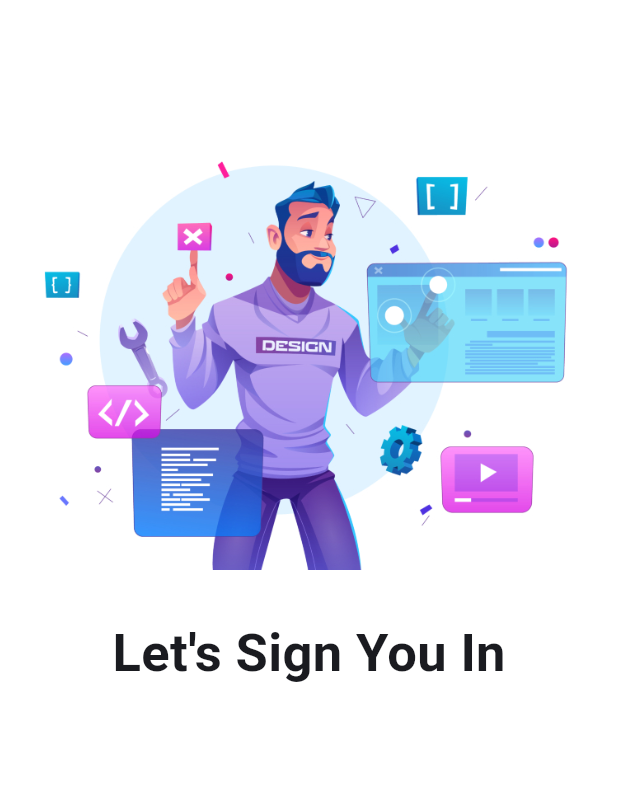
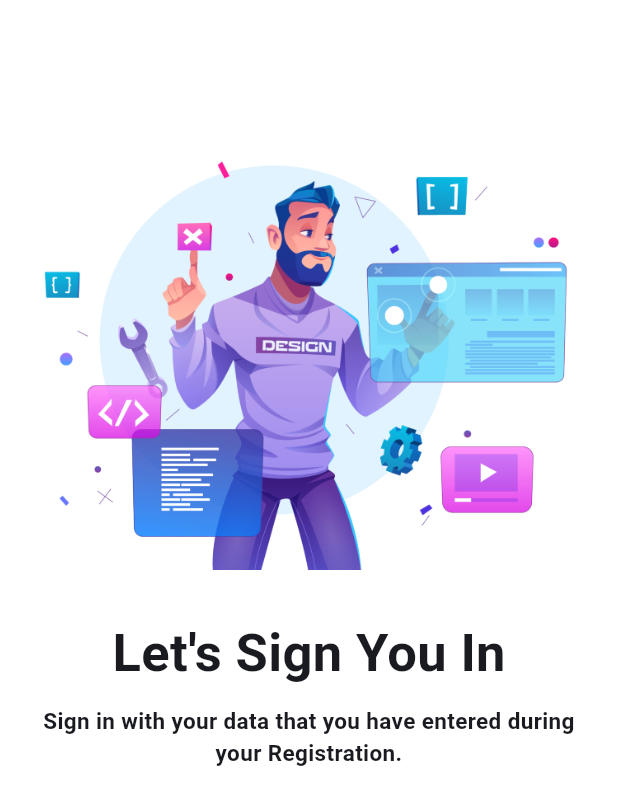
Before and after one commit to ushanwk/Flutter-MacLook-App, a Flutter app: the LoginScreen screen opened directly, on a phone screen of 412 x 824 dp. Shown: the top 805 px of the screen. Run offline on Flutter 3.47's test engine with Material 3 defaults, Android fonts, the light colour scheme and no system bars.

Commit message:
login_screen sub text add

```diff
--- a/lib/main.dart
+++ b/lib/main.dart
@@ -1,6 +1,5 @@
 import 'package:flutter/material.dart';
 import 'package:sample_app_1/screens/login_screen.dart';
-import 'package:sample_app_1/screens/welcome_screen.dart';
 
 const Color accent = Color(0xFF447BDD);
 
@@ -20,7 +19,7 @@ class MyApp extends StatelessWidget {
         colorScheme: ColorScheme.fromSeed(seedColor: accent),
         useMaterial3: true,
       ),
-      home: const WelcomeScreen(),
+      home: const LoginScreen(),
     );
   }
 }
--- a/lib/screens/login_screen.dart
+++ b/lib/screens/login_screen.dart
@@ -19,11 +19,8 @@ class _LoginScreenState extends State<LoginScreen> {
     );
   }
 
-  @override
-  Widget build(BuildContext context) {
-    return Scaffold(
-      backgroundColor: Colors.white,
-      body: Stack(
+  Widget textFieldsAndOthers(){
+    return Stack(
       alignment: Alignment.center,
       children: [
         Positioned(
@@ -34,14 +31,35 @@ class _LoginScreenState extends State<LoginScreen> {
           top: 410,
           child: Text(
             "Let's Sign You In",
+            textAlign: TextAlign.center,
             style: TextStyle(
               fontWeight: FontWeight.bold,
               fontSize: 35,
             ),
           ),
+        ),
+        const Positioned(
+          top: 470,
+          width: 360,
+          child: Text(
+            "Sign in with your data that you have entered during your Registration.",
+            textAlign: TextAlign.center,
+            style: TextStyle(
+              fontWeight: FontWeight.bold,
+              fontSize: 15,
+
+            ),
+          ),
         )
       ],
-      ),
+    );
+  }
+
+  @override
+  Widget build(BuildContext context) {
+    return Scaffold(
+      backgroundColor: Colors.white,
+      body: textFieldsAndOthers(),
     );
   }
 }
--- a/lib/screens/welcome_screen.dart
+++ b/lib/screens/welcome_screen.dart
@@ -28,6 +28,7 @@ class WelcomeScreenState extends State<WelcomeScreen> {
           top: 50,
           child: Text(
             'Welcome',
+            textAlign: TextAlign.center,
             style: TextStyle(
                 fontSize: 40.0,
                 fontFamily: 'Helvetica'
@@ -38,6 +39,7 @@ class WelcomeScreenState extends State<WelcomeScreen> {
           top: 64.0,
           child: Text(
             'MacLook',
+            textAlign: TextAlign.center,
             style: TextStyle(
               fontSize: 55.0,
               fontWeight: FontWeight.bold,
```
Lines whose indentation alone changed are shown as unchanged.
